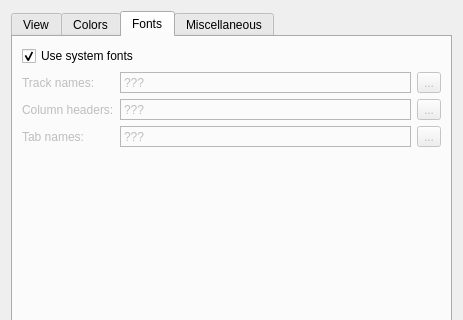
Qt form qmmp-plugin-pack/src/Ui/qsui/forms/qsuisettings.ui (djdron/qmmp) before a commit; both pictures show x 0 to 463 and y 0 to 320 of the 463 by 483 pixel window.
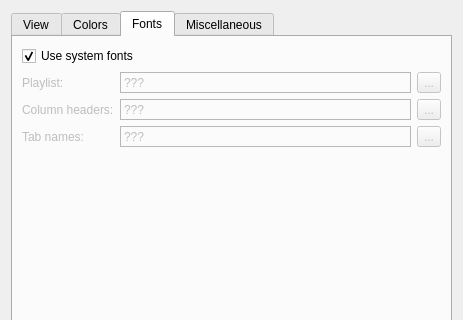
The same form after that commit. The open tabs and pages were chosen to show the change. Custom widgets are drawn as their Qt base class.

Diff of the .ui file:
```diff
--- a/qmmp-plugin-pack/src/Ui/qsui/forms/qsuisettings.ui
+++ b/qmmp-plugin-pack/src/Ui/qsui/forms/qsuisettings.ui
@@ -753,7 +753,7 @@
              </sizepolicy>
             </property>
             <property name="text">
-             <string>Track names:</string>
+             <string>Playlist:</string>
             </property>
             <property name="alignment">
              <set>Qt::AlignLeading|Qt::AlignLeft|Qt::AlignVCenter</set>
```
